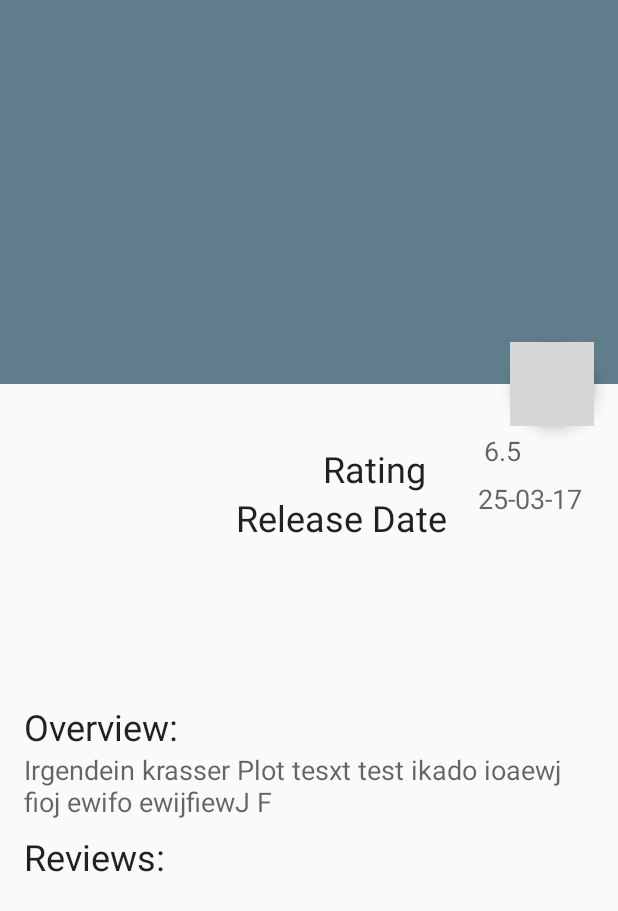
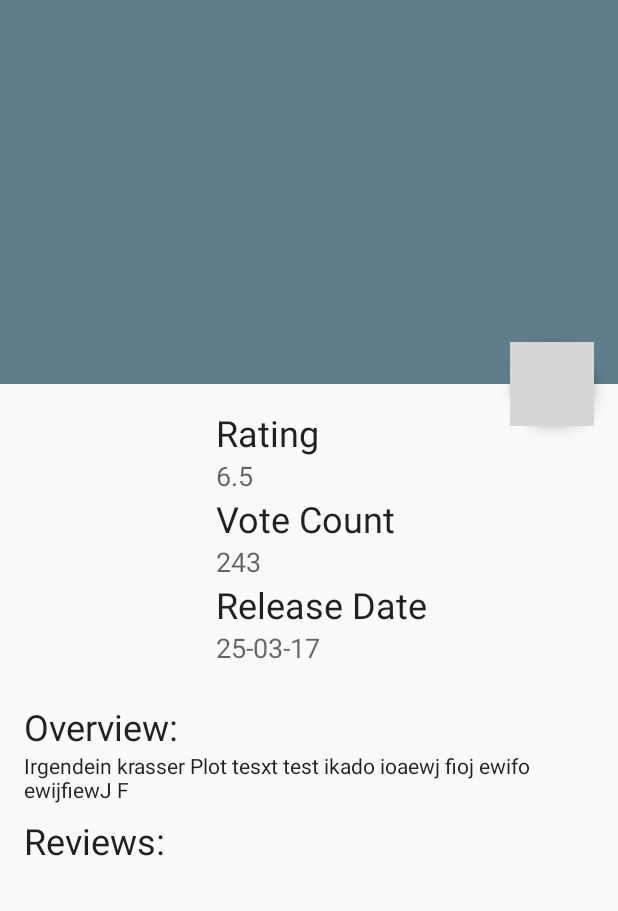
Before and after one commit to florian42/PopularMoviesStage2, an Android app: the layout activity_movie.xml on its own in the app's theme, with its tools: preview values and no code run, on a phone screen of 412 x 824 dp. Shown: the top 911 px of the screen. Run offline under Robolectric (Android 15) with nearby library versions, the phone set to English and light mode, and no system bars; grey boxes are pictures that could not be loaded.

Commit message:
feat: added Vote Count to fill up view.
fixed layout too.

```diff
--- a/app/src/main/java/de/flo_aumeier/popularmoviesstage2/MovieActivity.java
+++ b/app/src/main/java/de/flo_aumeier/popularmoviesstage2/MovieActivity.java
@@ -236,6 +236,8 @@ public class MovieActivity extends AppCompatActivity implements TrailerAdapter.L
     }
 
     private void getXMLReferences() {
+        TextView voteCount = (TextView) findViewById(R.id.tv_vote_count);
+        voteCount.setText(String.valueOf(mMovie.getVoteCount()));
         // Get the widget reference from XML layout
         mCLayout = (CoordinatorLayout) findViewById(R.id.coordinator_layout);
         mCollapsingToolbarLayout = (CollapsingToolbarLayout) findViewById(
--- a/app/src/main/res/layout/activity_movie.xml
+++ b/app/src/main/res/layout/activity_movie.xml
@@ -50,7 +50,7 @@
                 android:layout_width="match_parent"
                 android:layout_height="?attr/actionBarSize"
                 app:layout_collapseMode="pin"
-                app:popupTheme="@style/ThemeOverlay.AppCompat.Light"></android.support.v7.widget.Toolbar>
+                app:popupTheme="@style/ThemeOverlay.AppCompat.Light" />
         </android.support.design.widget.CollapsingToolbarLayout>
     </android.support.design.widget.AppBarLayout>
 
@@ -69,101 +69,122 @@
                 android:layout_width="120dp"
                 android:layout_height="180dp"
                 android:adjustViewBounds="true"
-                app:layout_constraintTop_toTopOf="parent"
-                app:layout_constraintLeft_toLeftOf="parent" />
+                app:layout_constraintLeft_toLeftOf="parent"
+                app:layout_constraintTop_toTopOf="parent" />
 
             <TextView
                 android:id="@+id/tv_rating_headline"
                 android:layout_width="wrap_content"
                 android:layout_height="wrap_content"
+                android:layout_marginLeft="8dp"
+                android:layout_marginStart="8dp"
                 android:text="@string/rating"
                 android:textAppearance="@style/Base.TextAppearance.AppCompat.Headline"
-                tools:text="Rating"
                 app:layout_constraintLeft_toRightOf="@+id/iv_movie_poster_toolbar"
-                android:layout_marginLeft="79dp"
                 app:layout_constraintTop_toTopOf="parent"
-                android:layout_marginTop="24dp"
-                android:layout_marginStart="79dp" />
+                tools:text="Rating" />
 
             <TextView
                 android:id="@+id/tv_rating"
                 android:layout_width="wrap_content"
                 android:layout_height="wrap_content"
+                android:layout_marginLeft="8dp"
+                android:layout_marginStart="8dp"
                 android:textAppearance="@style/Base.TextAppearance.AppCompat.Medium"
-                tools:text="6.5"
-                app:layout_constraintLeft_toRightOf="@+id/tv_rating_headline"
-                app:layout_constraintRight_toRightOf="parent"
-                app:layout_constraintTop_toTopOf="parent"
-                android:layout_marginTop="16dp"
-                app:layout_constraintHorizontal_bias="0.441" />
+                app:layout_constraintLeft_toRightOf="@+id/iv_movie_poster_toolbar"
+                app:layout_constraintTop_toBottomOf="@+id/tv_rating_headline"
+                tools:text="6.5" />
+
+            <TextView
+                android:id="@+id/tv_vote_count_headline"
+                android:layout_width="wrap_content"
+                android:layout_height="wrap_content"
+                android:layout_marginLeft="8dp"
+                android:layout_marginStart="8dp"
+                android:text="@string/vote_count"
+                android:textAppearance="@style/Base.TextAppearance.AppCompat.Headline"
+                app:layout_constraintLeft_toRightOf="@+id/iv_movie_poster_toolbar"
+                app:layout_constraintTop_toBottomOf="@+id/tv_rating"
+                tools:text="Vote Count" />
+
+            <TextView
+                android:id="@+id/tv_vote_count"
+                android:layout_width="wrap_content"
+                android:layout_height="wrap_content"
+                android:layout_marginLeft="8dp"
+                android:layout_marginStart="8dp"
+                android:textAppearance="@style/Base.TextAppearance.AppCompat.Medium"
+                app:layout_constraintLeft_toRightOf="@+id/iv_movie_poster_toolbar"
+                app:layout_constraintTop_toBottomOf="@+id/tv_vote_count_headline"
+                tools:text="243" />
 
             <TextView
                 android:id="@+id/tv_release_date_headline"
                 android:layout_width="wrap_content"
                 android:layout_height="wrap_content"
+                android:layout_marginLeft="8dp"
+                android:layout_marginStart="8dp"
                 android:text="@string/release_date"
                 android:textAppearance="@style/Base.TextAppearance.AppCompat.Headline"
-                app:layout_constraintTop_toBottomOf="@+id/tv_rating_headline"
                 app:layout_constraintLeft_toRightOf="@+id/iv_movie_poster_toolbar"
-                app:layout_constraintRight_toLeftOf="@+id/tv_release_date" />
+                app:layout_constraintTop_toBottomOf="@+id/tv_vote_count" />
 
             <TextView
                 android:id="@+id/tv_release_date"
                 android:layout_width="wrap_content"
                 android:layout_height="wrap_content"
+                android:layout_marginLeft="8dp"
+                android:layout_marginStart="8dp"
                 android:textAppearance="@style/Base.TextAppearance.AppCompat.Medium"
-                tools:text="25-03-17"
-                android:layout_marginTop="7dp"
-                app:layout_constraintTop_toBottomOf="@+id/tv_rating"
-                android:layout_marginRight="8dp"
-                app:layout_constraintRight_toRightOf="parent"
-                android:layout_marginEnd="8dp" />
+                app:layout_constraintLeft_toRightOf="@+id/iv_movie_poster_toolbar"
+                app:layout_constraintTop_toBottomOf="@+id/tv_release_date_headline"
+                tools:text="25-03-17" />
 
             <TextView
                 android:id="@+id/tv_plot_header"
                 android:layout_width="wrap_content"
                 android:layout_height="wrap_content"
+                android:layout_marginTop="16dp"
                 android:text="@string/plot"
                 android:textAppearance="@style/Base.TextAppearance.AppCompat.Headline"
                 app:layout_constraintLeft_toLeftOf="parent"
-                tools:text="Overview:"
                 app:layout_constraintTop_toBottomOf="@+id/iv_movie_poster_toolbar"
-                android:layout_marginTop="16dp"/>
+                tools:text="Overview:" />
 
             <TextView
                 android:id="@+id/tv_plot"
                 android:layout_width="wrap_content"
                 android:layout_height="wrap_content"
-                android:textAppearance="@style/Base.TextAppearance.AppCompat.Medium"
+                android:textAppearance="@style/Base.TextAppearance.AppCompat.Body1"
                 app:layout_constraintLeft_toLeftOf="parent"
                 app:layout_constraintRight_toRightOf="parent"
-                tools:text="Irgendein krasser Plot tesxt test ikado ioaewj fioj ewifo ewijfiewJ F"
-                app:layout_constraintTop_toBottomOf="@+id/tv_plot_header" />
+                app:layout_constraintTop_toBottomOf="@+id/tv_plot_header"
+                tools:text="Irgendein krasser Plot tesxt test ikado ioaewj fioj ewifo ewijfiewJ F" />
 
             <TextView
                 android:id="@+id/tv_review_header"
                 android:layout_width="wrap_content"
                 android:layout_height="wrap_content"
+                android:layout_marginTop="8dp"
                 android:text="@string/review"
                 android:textAppearance="@style/Base.TextAppearance.AppCompat.Headline"
-                tools:text="Reviews:"
                 app:layout_constraintLeft_toLeftOf="parent"
-                android:layout_marginTop="8dp"
-                app:layout_constraintTop_toBottomOf="@+id/tv_plot" />
+                app:layout_constraintTop_toBottomOf="@+id/tv_plot"
+                tools:text="Reviews:" />
 
             <android.support.v7.widget.RecyclerView
                 android:id="@+id/rv_reviews"
                 android:layout_width="0dp"
                 android:layout_height="wrap_content"
-                app:layout_constraintLeft_toLeftOf="parent"
+                android:layout_marginEnd="8dp"
                 android:layout_marginLeft="8dp"
                 android:layout_marginRight="8dp"
+                android:layout_marginStart="8dp"
+                android:layout_marginTop="8dp"
+                app:layout_constraintHorizontal_bias="0.501"
+                app:layout_constraintLeft_toLeftOf="parent"
                 app:layout_constraintRight_toRightOf="parent"
-                android:layout_marginTop="8dp"
-                app:layout_constraintTop_toBottomOf="@+id/tv_review_header"
-                app:layout_constraintHorizontal_bias="0.501"
-                android:layout_marginStart="8dp"
-                android:layout_marginEnd="8dp">
+                app:layout_constraintTop_toBottomOf="@+id/tv_review_header">
 
             </android.support.v7.widget.RecyclerView>
 
@@ -177,8 +198,8 @@
         android:layout_height="wrap_content"
         android:layout_margin="16dp"
         android:clickable="true"
+        android:onClick="addToFavouriteMovies"
         android:src="@drawable/ic_favorite_border_white_24dp"
         app:layout_anchor="@id/app_bar_layout"
-        app:layout_anchorGravity="bottom|end"
-        android:onClick="addToFavouriteMovies"/>
+        app:layout_anchorGravity="bottom|end" />
 </android.support.design.widget.CoordinatorLayout>
--- a/app/src/main/res/values/strings.xml
+++ b/app/src/main/res/values/strings.xml
@@ -15,4 +15,5 @@
 
     <string name="pref_short_sort_order" translatable="false">sort_order</string>
     <string name="review">Reviews</string>
+    <string name="vote_count">Vote Count</string>
 </resources>
```
